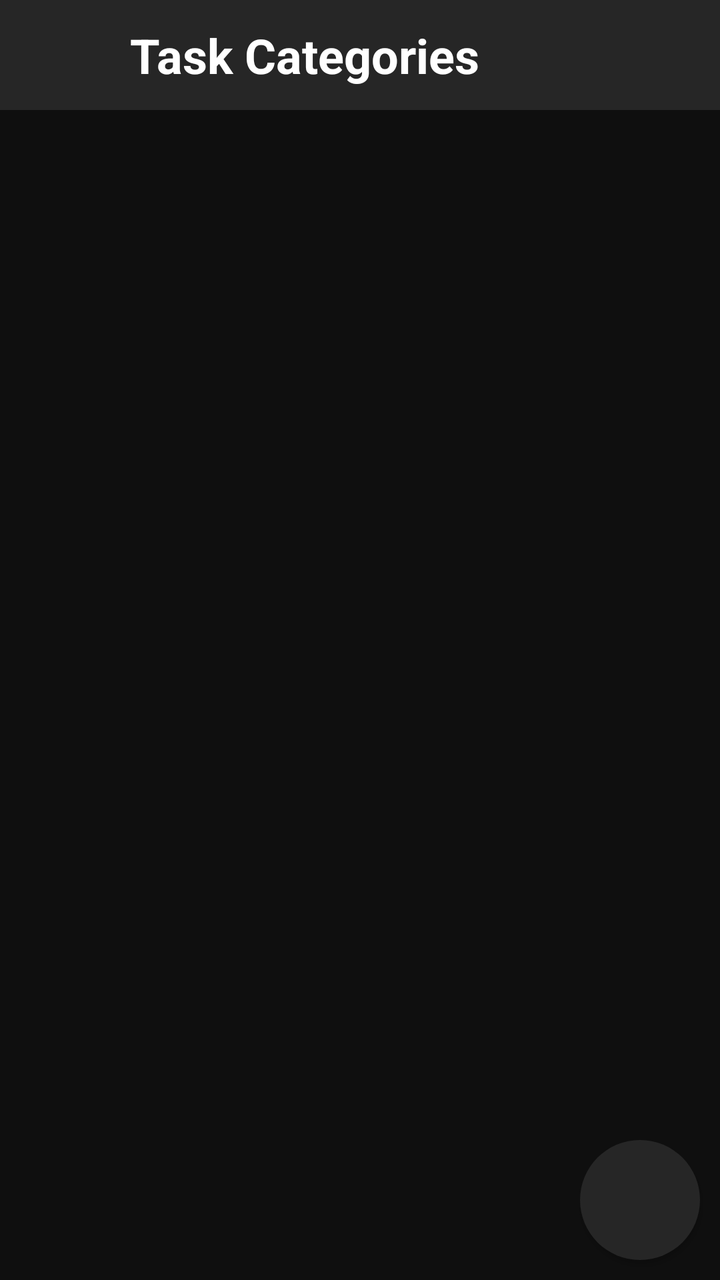
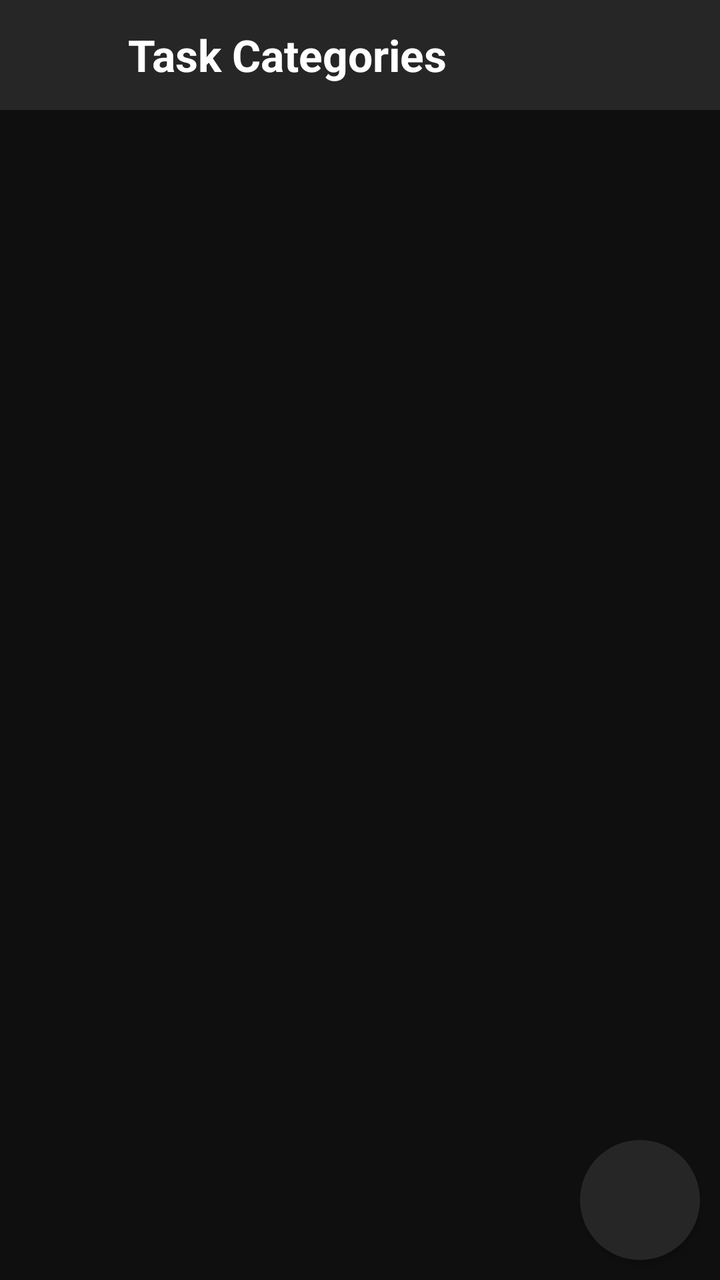

Two renders of the same Android screen: before a commit and after it. Below are the layout's source before the change and the commit's diff.
<!-- AndroidManifest.xml: application theme Theme.MakeMeGrow -->
<!-- res/layout/activity_category.xml -->
<?xml version="1.0" encoding="utf-8"?>
<androidx.constraintlayout.widget.ConstraintLayout
    xmlns:android="http://schemas.android.com/apk/res/android"
    xmlns:app="http://schemas.android.com/apk/res-auto"
    xmlns:tools="http://schemas.android.com/tools"
    android:id="@+id/main"
    android:layout_width="match_parent"
    android:layout_height="match_parent"
    android:background="@color/black"
    tools:context=".ui.activity.CategoryActivity">

    <LinearLayout
        android:id="@+id/layout_taskbar"
        android:layout_width="match_parent"
        android:layout_height="55dp"
        app:layout_constraintTop_toTopOf="parent"
        android:paddingHorizontal="20dp"
        android:background="@color/dark_gray"
        android:orientation="horizontal"
        android:gravity="center_vertical|end">

        <androidx.appcompat.widget.AppCompatButton
            android:id="@+id/button_back"
            android:layout_width="25dp"
            android:layout_height="25dp"
            android:background="@android:color/transparent"
            android:foreground="@drawable/ic_back"/>

        <TextView
            android:layout_width="0dp"
            android:layout_height="wrap_content"
            android:layout_weight="1"
            android:layout_marginHorizontal="20dp"
            android:text="@string/task_categories"
            android:textColor="@color/white"
            android:textSize="@dimen/text_large"
            android:textStyle="bold"/>

        <androidx.appcompat.widget.AppCompatButton
            android:id="@+id/button_delete"
            android:layout_width="25dp"
            android:layout_height="25dp"
            android:background="@android:color/transparent"
            android:foreground="@drawable/ic_bin"
            android:visibility="gone"/>

    </LinearLayout>

    <androidx.recyclerview.widget.RecyclerView
        android:id="@+id/view_categories"
        android:layout_width="match_parent"
        android:layout_height="wrap_content"
        app:layout_constraintTop_toTopOf="parent"
        android:layout_marginTop="65dp"
        android:layout_marginHorizontal="10dp"
        android:layout_marginBottom="10dp"/>

    <androidx.appcompat.widget.AppCompatButton
        android:id="@+id/button_new_category"
        android:layout_width="60dp"
        android:layout_height="60dp"
        android:layout_margin="10dp"
        app:layout_constraintEnd_toEndOf="parent"
        app:layout_constraintBottom_toBottomOf="parent"
        android:background="@drawable/shape_round"
        android:foreground="@drawable/ic_add"/>

</androidx.constraintlayout.widget.ConstraintLayout>
<!-- resources referenced by this layout -->
<resources>
  <color name="black">#0F0F0F</color>
  <color name="dark_gray">#262626</color>
  <color name="white">#FFFFFF</color>
  <dimen name="text_large">24sp</dimen>
  <!-- drawable ic_add (drawable) -->
  <?xml version="1.0" encoding="utf-8"?>
  <vector xmlns:android="http://schemas.android.com/apk/res/android"
      android:width="60dp"
      android:height="60dp"
      android:viewportWidth="100"
      android:viewportHeight="100">
  
      <group
          android:scaleX="0.5"
          android:scaleY="0.5"
          android:translateX="25"
          android:translateY="25">
  
          <path
              android:pathData="M0,50 L100,50 M50,0 L50,100"
              android:strokeColor="#FFFFFF"
              android:strokeWidth="16"/>
  
      </group>
  </vector>
  <!-- drawable ic_back (drawable) -->
  <?xml version="1.0" encoding="utf-8"?>
  <vector xmlns:android="http://schemas.android.com/apk/res/android"
      android:width="60dp"
      android:height="60dp"
      android:viewportWidth="100"
      android:viewportHeight="100">
  
      <group
          android:scaleX="1"
          android:scaleY="1"
          android:translateX="3"
          android:translateY="0">
  
          <path
              android:pathData="M10,50 L90,50 M45,15 L10,50 L45,85"
              android:strokeColor="#FFFFFF"
              android:strokeWidth="8"/>
  
      </group>
  </vector>
  <!-- drawable ic_bin (drawable) -->
  <?xml version="1.0" encoding="utf-8"?>
  <vector xmlns:android="http://schemas.android.com/apk/res/android"
      android:width="25dp"
      android:height="25dp"
      android:viewportWidth="100"
      android:viewportHeight="100">
  
      <group
          android:scaleX="1"
          android:scaleY="1"
          android:translateX="0"
          android:translateY="0">
  
          <path
              android:pathData="M33.003125000000004 4.387901785714286 31.625000000000004 7.125000000000001H13.25c-3.387901785714286 0 -6.125000000000001 2.737120535714286 -6.125000000000001 6.125000000000001S9.862098214285716 19.375 13.25 19.375h73.5c3.3878794642857146 0 6.125000000000001 -2.7370982142857145 6.125000000000001 -6.125000000000001s-2.737120535714286 -6.125000000000001 -6.125000000000001 -6.125000000000001h-18.375l-1.3781250000000003 -2.7370982142857145C65.96328125 2.3015625 63.83868303571429 1.0000000000000002 61.52265625000001 1.0000000000000002h-23.0453125c-2.316026785714286 0 -4.440625 1.3015625000000002 -5.47421875 3.387901785714286ZM86.75 25.5H13.25l4.0578125 64.88671875c0.30625 4.842589285714286 4.32578125 8.61328125 9.168370535714287 8.61328125h47.04765625c4.842566964285715 0 8.862098214285714 -3.7706919642857146 9.168348214285714 -8.61328125L86.75 25.5Z"
              android:fillColor="@color/white"/>
  
      </group>
  </vector>
  <!-- drawable shape_round (drawable) -->
  <?xml version="1.0" encoding="utf-8"?>
  <shape xmlns:android="http://schemas.android.com/apk/res/android"
      android:shape="oval">
      <solid android:color="@color/dark_gray" />
  </shape>
  <string name="task_categories">Task Categories</string>
  <style name="Theme.MakeMeGrow" parent="Theme.MaterialComponents.DayNight.NoActionBar">
          
          <item name="colorPrimary">@color/purple_200</item> 
          <item name="colorPrimaryVariant">@color/purple_700</item>
          <item name="colorOnPrimary">@color/black</item>
          
          <item name="colorSecondary">@color/dark_gray</item> 
          <item name="colorSecondaryVariant">@color/dark_gray</item>
          <item name="colorOnSecondary">@color/black</item>
          
          <item name="android:statusBarColor">@color/black</item>
          
      </style>
  <color name="purple_200">#FFBB86FC</color>
  <color name="purple_700">#FF3700B3</color>
</resources>

<!-- the commit's change to res/layout/activity_category.xml (unified diff, before → after) -->
@@ -21,8 +21,8 @@
 
         <androidx.appcompat.widget.AppCompatButton
             android:id="@+id/button_back"
-            android:layout_width="25dp"
-            android:layout_height="25dp"
+            android:layout_width="@dimen/button_icon"
+            android:layout_height="@dimen/button_icon"
             android:background="@android:color/transparent"
             android:foreground="@drawable/ic_back"/>
 
@@ -33,13 +33,13 @@
             android:layout_marginHorizontal="20dp"
             android:text="@string/task_categories"
             android:textColor="@color/white"
-            android:textSize="@dimen/text_large"
+            android:textSize="@dimen/taskbar_text"
             android:textStyle="bold"/>
 
         <androidx.appcompat.widget.AppCompatButton
             android:id="@+id/button_delete"
-            android:layout_width="25dp"
-            android:layout_height="25dp"
+            android:layout_width="@dimen/button_icon"
+            android:layout_height="@dimen/button_icon"
             android:background="@android:color/transparent"
             android:foreground="@drawable/ic_bin"
             android:visibility="gone"/>
<!-- resource entries referenced after the edit -->
@@ -3,7 +3,9 @@
   <color name="black">#0F0F0F</color>
   <color name="dark_gray">#262626</color>
   <color name="white">#FFFFFF</color>
-  <dimen name="text_large">24sp</dimen>
+  <dimen name="button_icon">24dp</dimen>
+  <dimen name="taskbar_text">@dimen/text_large</dimen>
+  <dimen name="text_large">22sp</dimen>
   <!-- drawable ic_add (drawable) -->
   <?xml version="1.0" encoding="utf-8"?>
   <vector xmlns:android="http://schemas.android.com/apk/res/android"
